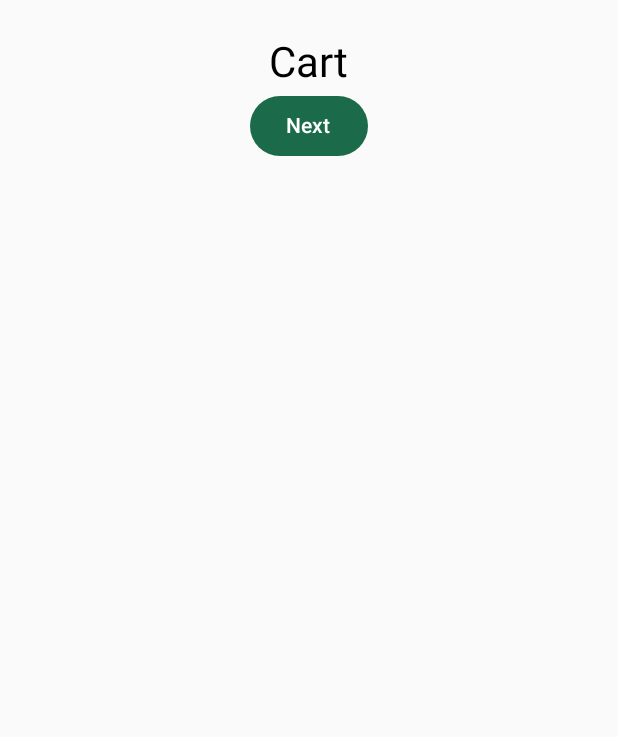
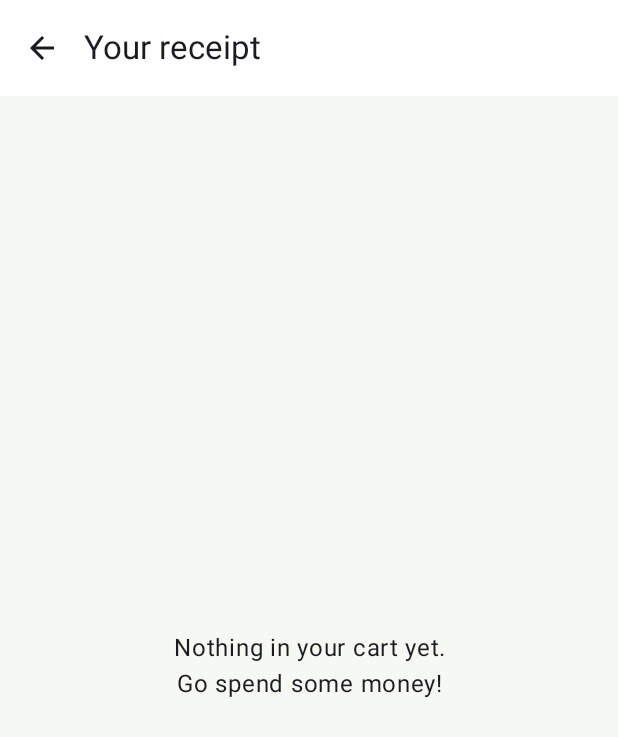
Before and after one commit to michaeo04/spend-like-a-millionaire, an Android app built with Jetpack Compose: the CartRoute screen opened through its navigation route, on a phone screen of 412 x 824 dp. Shown: the top 737 px of the screen. Run offline under Robolectric (Android 15) with nearby library versions, the phone set to English and light mode, and no system bars.

Commit message:
feat(cart): receipt screen and share image
Co-Authored-By: Claude Sonnet 5.5 <noreply@anthropic.com>

```diff
--- /dev/null
+++ b/app/src/main/java/com/michaeo04/spendlikeamillionaire/ui/cart/CartScreen.kt
@@ -0,0 +1,214 @@
+package com.michaeo04.spendlikeamillionaire.ui.cart
+
+import androidx.compose.foundation.layout.Arrangement
+import androidx.compose.foundation.layout.Box
+import androidx.compose.foundation.layout.Column
+import androidx.compose.foundation.layout.PaddingValues
+import androidx.compose.foundation.layout.Row
+import androidx.compose.foundation.layout.fillMaxSize
+import androidx.compose.foundation.layout.fillMaxWidth
+import androidx.compose.foundation.layout.navigationBarsPadding
+import androidx.compose.foundation.layout.padding
+import androidx.compose.foundation.lazy.LazyColumn
+import androidx.compose.foundation.lazy.items
+import androidx.compose.material.icons.Icons
+import androidx.compose.material.icons.automirrored.filled.ArrowBack
+import androidx.compose.material.icons.filled.Close
+import androidx.compose.material.icons.filled.Share
+import androidx.compose.material3.AlertDialog
+import androidx.compose.material3.Button
+import androidx.compose.material3.Card
+import androidx.compose.material3.ExperimentalMaterial3Api
+import androidx.compose.material3.HorizontalDivider
+import androidx.compose.material3.Icon
+import androidx.compose.material3.IconButton
+import androidx.compose.material3.MaterialTheme
+import androidx.compose.material3.OutlinedButton
+import androidx.compose.material3.Scaffold
+import androidx.compose.material3.Surface
+import androidx.compose.material3.Text
+import androidx.compose.material3.TextButton
+import androidx.compose.material3.TopAppBar
+import androidx.compose.runtime.Composable
+import androidx.compose.runtime.getValue
+import androidx.compose.runtime.mutableStateOf
+import androidx.compose.runtime.remember
+import androidx.compose.runtime.setValue
+import androidx.compose.ui.Alignment
+import androidx.compose.ui.Modifier
+import androidx.compose.ui.platform.LocalContext
+import androidx.compose.ui.res.stringResource
+import androidx.compose.ui.text.font.FontWeight
+import androidx.compose.ui.text.style.TextAlign
+import androidx.compose.ui.unit.dp
+import androidx.compose.ui.unit.sp
+import androidx.lifecycle.compose.collectAsStateWithLifecycle
+import androidx.lifecycle.viewmodel.compose.viewModel
+import androidx.lifecycle.viewmodel.initializer
+import androidx.lifecycle.viewmodel.viewModelFactory
+import com.michaeo04.spendlikeamillionaire.AppContainer
+import com.michaeo04.spendlikeamillionaire.R
+import com.michaeo04.spendlikeamillionaire.platform.ShareReceipt
+import com.michaeo04.spendlikeamillionaire.ui.components.MoneyFormatter
+import java.text.NumberFormat
+
+@Composable
+fun CartRoute(container: AppContainer, onBack: () -> Unit) {
+    val vm: CartViewModel = viewModel(
+        factory = viewModelFactory {
+            initializer {
+                CartViewModel(
+                    container.catalog, container.people, container.fx,
+                    container.settingsStore, container.cartStore,
+                )
+            }
+        },
+    )
+    val state by vm.state.collectAsStateWithLifecycle()
+    CartScreen(state, onBack, onClear = vm::clearCart, onRemove = vm::removeLine)
+}
+
+@OptIn(ExperimentalMaterial3Api::class)
+@Composable
+fun CartScreen(
+    state: CartUiState,
+    onBack: () -> Unit,
+    onClear: () -> Unit,
+    onRemove: (String) -> Unit,
+) {
+    val context = LocalContext.current
+    val formatter = remember(state.currency, state.rate, state.language) {
+        MoneyFormatter(state.currency, state.rate, state.language)
+    }
+    val numbers = remember(formatter.locale) { NumberFormat.getIntegerInstance(formatter.locale) }
+    var confirmClear by remember { mutableStateOf(false) }
+
+    val receiptStrings = ReceiptStrings(
+        title = stringResource(R.string.receipt_title),
+        totalLabel = stringResource(R.string.cart_total),
+        remainingLabel = stringResource(R.string.cart_remaining),
+        percentLabel = stringResource(R.string.cart_percent),
+        footer = stringResource(R.string.receipt_footer),
+        more = { n -> context.getString(R.string.receipt_more, n) },
+    )
+
+    Scaffold(
+        topBar = {
+            TopAppBar(
+                title = { Text(stringResource(R.string.cart_title)) },
+                navigationIcon = {
+                    IconButton(onClick = onBack) {
+                        Icon(Icons.AutoMirrored.Filled.ArrowBack, stringResource(R.string.cd_back))
+                    }
+                },
+            )
+        },
+        bottomBar = {
+            if (state.lines.isNotEmpty()) {
+                Surface(shadowElevation = 8.dp) {
+                    Column(
+                        Modifier.fillMaxWidth().navigationBarsPadding().padding(12.dp),
+                        verticalArrangement = Arrangement.spacedBy(8.dp),
+                    ) {
+                        Button(
+                            onClick = { ShareReceipt.share(context, buildReceipt(state, receiptStrings)) },
+                            modifier = Modifier.fillMaxWidth(),
+                        ) {
+                            Icon(Icons.Default.Share, contentDescription = null)
+                            Text(stringResource(R.string.share_receipt), Modifier.padding(start = 8.dp))
+                        }
+                        OutlinedButton(onClick = { confirmClear = true }, modifier = Modifier.fillMaxWidth()) {
+                            Text(stringResource(R.string.clear_cart))
+                        }
+                    }
+                }
+            }
+        },
+    ) { padding ->
+        if (state.lines.isEmpty()) {
+            Box(Modifier.fillMaxSize().padding(padding), contentAlignment = Alignment.Center) {
+                if (!state.loading) {
+                    Text(
+                        stringResource(R.string.cart_empty),
+                        textAlign = TextAlign.Center,
+                        style = MaterialTheme.typography.bodyLarge,
+                    )
+                }
+            }
+            return@Scaffold
+        }
+        LazyColumn(
+            modifier = Modifier.fillMaxSize(),
+            contentPadding = PaddingValues(
+                start = 16.dp, end = 16.dp,
+                top = padding.calculateTopPadding() + 8.dp,
+                bottom = padding.calculateBottomPadding() + 8.dp,
+            ),
+            verticalArrangement = Arrangement.spacedBy(8.dp),
+        ) {
+            items(state.lines, key = { it.item.id }) { line ->
+                val name = line.item.name.get(state.language)
+                Card(Modifier.fillMaxWidth()) {
+                    Row(Modifier.padding(start = 12.dp, top = 8.dp, bottom = 8.dp), verticalAlignment = Alignment.CenterVertically) {
+                        Text(line.item.icon, fontSize = 28.sp, modifier = Modifier.padding(end = 12.dp))
+                        Column(Modifier.weight(1f)) {
+                            Text(name, style = MaterialTheme.typography.titleSmall)
+                            Text(
+                                stringResource(
+                                    R.string.cart_line,
+                                    formatter.money(line.item.priceCents),
+                                    numbers.format(line.quantity),
+                                ),
+                                style = MaterialTheme.typography.bodySmall,
+                            )
+                        }
+                        Text(
+                            formatter.money(line.lineTotalCents),
+                            style = MaterialTheme.typography.titleSmall,
+                            fontWeight = FontWeight.Bold,
+                        )
+                        IconButton(onClick = { onRemove(line.item.id) }) {
+                            Icon(Icons.Default.Close, stringResource(R.string.cd_remove_line, name))
+                        }
+                    }
+                }
+            }
+            item(key = "summary") {
+                Column(Modifier.padding(top = 8.dp)) {
+                    HorizontalDivider(Modifier.padding(bottom = 12.dp))
+                    SummaryRow(stringResource(R.string.cart_total), formatter.money(state.totalCents), big = true)
+                    SummaryRow(stringResource(R.string.cart_remaining), formatter.money(state.remainingCents))
+                    SummaryRow(stringResource(R.string.cart_percent), formatter.percent(state.percentSpent))
+                }
+            }
+        }
+    }
+
+    if (confirmClear) {
+        AlertDialog(
+            onDismissRequest = { confirmClear = false },
+            title = { Text(stringResource(R.string.clear_cart_title)) },
+            text = { Text(stringResource(R.string.clear_cart_body)) },
+            confirmButton = {
+                TextButton(onClick = { confirmClear = false; onClear() }) {
+                    Text(stringResource(R.string.action_clear))
+                }
+            },
+            dismissButton = {
+                TextButton(onClick = { confirmClear = false }) { Text(stringResource(R.string.action_cancel)) }
+            },
+        )
+    }
+}
+
+@Composable
+private fun SummaryRow(label: String, value: String, big: Boolean = false) {
+    Row(Modifier.fillMaxWidth().padding(vertical = 4.dp), horizontalArrangement = Arrangement.SpaceBetween) {
+        Text(label, style = if (big) MaterialTheme.typography.titleMedium else MaterialTheme.typography.bodyLarge)
+        Text(
+            value,
+            style = if (big) MaterialTheme.typography.titleLarge else MaterialTheme.typography.bodyLarge,
+            fontWeight = if (big) FontWeight.Bold else FontWeight.Normal,
+        )
+    }
+}
--- /dev/null
+++ b/app/src/main/java/com/michaeo04/spendlikeamillionaire/ui/cart/CartViewModel.kt
@@ -0,0 +1,91 @@
+package com.michaeo04.spendlikeamillionaire.ui.cart
+
+import androidx.lifecycle.ViewModel
+import androidx.lifecycle.viewModelScope
+import com.michaeo04.spendlikeamillionaire.data.CatalogRepository
+import com.michaeo04.spendlikeamillionaire.data.FxRepository
+import com.michaeo04.spendlikeamillionaire.data.PeopleRepository
+import com.michaeo04.spendlikeamillionaire.domain.Cart
+import com.michaeo04.spendlikeamillionaire.domain.CartMath
+import com.michaeo04.spendlikeamillionaire.domain.CartStore
+import com.michaeo04.spendlikeamillionaire.domain.Item
+import com.michaeo04.spendlikeamillionaire.domain.Money
+import com.michaeo04.spendlikeamillionaire.domain.Person
+import com.michaeo04.spendlikeamillionaire.domain.SettingsStore
+import kotlinx.coroutines.flow.MutableStateFlow
+import kotlinx.coroutines.flow.SharingStarted
+import kotlinx.coroutines.flow.StateFlow
+import kotlinx.coroutines.flow.combine
+import kotlinx.coroutines.flow.first
+import kotlinx.coroutines.flow.stateIn
+import kotlinx.coroutines.launch
+
+data class CartLineUi(val item: Item, val quantity: Long, val lineTotalCents: Long)
+
+data class CartUiState(
+    val loading: Boolean = true,
+    val person: Person? = null,
+    val language: String = "en",
+    val currency: String = "USD",
+    val rate: Double? = 1.0,
+    val balanceCents: Long = 0,
+    val totalCents: Long = 0,
+    val remainingCents: Long = 0,
+    val percentSpent: Double = 0.0,
+    val lines: List<CartLineUi> = emptyList(),
+)
+
+class CartViewModel(
+    private val catalog: CatalogRepository,
+    private val people: PeopleRepository,
+    private val fx: FxRepository,
+    private val settingsStore: SettingsStore,
+    private val cartStore: CartStore,
+) : ViewModel() {
+
+    private class Loaded(val items: Map<String, Item>, val people: List<Person>, val rates: Map<String, Double>)
+
+    private val loaded = MutableStateFlow<Loaded?>(null)
+
+    val state: StateFlow<CartUiState> = combine(loaded, settingsStore.settings, cartStore.cart) { data, settings, cart ->
+        if (data == null) return@combine CartUiState(loading = true, language = settings.language)
+        val person = data.people.firstOrNull { it.id == settings.personId }
+        val balance = person?.let { Money.usdToCents(it.netWorthUsd) } ?: 0L
+        val total = CartMath.total(cart, data.items)
+        val lines = cart.lines
+            .mapNotNull { (id, qty) ->
+                val item = data.items[id]
+                if (item == null || qty <= 0) null else CartLineUi(item, qty, CartMath.lineCost(item, qty))
+            }
+            .sortedWith(compareByDescending<CartLineUi> { it.lineTotalCents }.thenBy { it.item.id })
+        CartUiState(
+            loading = false,
+            person = person,
+            language = settings.language,
+            currency = settings.currency,
+            rate = data.rates[settings.currency],
+            balanceCents = balance,
+            totalCents = total,
+            remainingCents = (balance - total).coerceAtLeast(0),
+            percentSpent = Money.percentSpent(total, balance),
+            lines = lines,
+        )
+    }.stateIn(viewModelScope, SharingStarted.Eagerly, CartUiState())
+
+    init {
+        viewModelScope.launch {
+            loaded.value = Loaded(catalog.items().associateBy { it.id }, people.people(), fx.rates())
+        }
+    }
+
+    fun clearCart() {
+        viewModelScope.launch { cartStore.save(Cart()) }
+    }
+
+    fun removeLine(itemId: String) {
+        viewModelScope.launch {
+            val cart = cartStore.cart.first()
+            cartStore.save(Cart(cart.lines - itemId))
+        }
+    }
+}
--- a/app/src/main/java/com/michaeo04/spendlikeamillionaire/ui/nav/AppNav.kt
+++ b/app/src/main/java/com/michaeo04/spendlikeamillionaire/ui/nav/AppNav.kt
@@ -18,6 +18,7 @@ import androidx.navigation.compose.composable
 import androidx.navigation.compose.rememberNavController
 import com.michaeo04.spendlikeamillionaire.AppContainer
 import com.michaeo04.spendlikeamillionaire.domain.Settings
+import com.michaeo04.spendlikeamillionaire.ui.cart.CartRoute
 import com.michaeo04.spendlikeamillionaire.ui.shop.ShopRoute
 import kotlinx.coroutines.launch
 import kotlinx.serialization.Serializable
@@ -60,7 +61,7 @@ fun AppNav(container: AppContainer) {
                 onOpenSettings = { nav.navigate(Route.Settings) },
             )
         }
-        composable<Route.Cart> { Placeholder("Cart") { nav.navigate(Route.Settings) } }
+        composable<Route.Cart> { CartRoute(container, onBack = { nav.popBackStack() }) }
         composable<Route.Settings> { Placeholder("Settings") { nav.popBackStack() } }
     }
 }
--- a/app/src/main/java/com/michaeo04/spendlikeamillionaire/ui/shop/ShopScreen.kt
+++ b/app/src/main/java/com/michaeo04/spendlikeamillionaire/ui/shop/ShopScreen.kt
@@ -7,6 +7,7 @@ import androidx.compose.foundation.layout.PaddingValues
 import androidx.compose.foundation.layout.Row
 import androidx.compose.foundation.layout.fillMaxSize
 import androidx.compose.foundation.layout.fillMaxWidth
+import androidx.compose.foundation.layout.imePadding
 import androidx.compose.foundation.layout.navigationBarsPadding
 import androidx.compose.foundation.layout.padding
 import androidx.compose.foundation.lazy.LazyColumn
@@ -82,6 +83,7 @@ fun ShopScreen(
         MoneyFormatter(state.currency, state.rate, state.language)
     }
     Scaffold(
+        modifier = Modifier.imePadding(),
         topBar = {
             BalanceBar(
                 person = state.person,
--- a/app/src/main/res/values/strings.xml
+++ b/app/src/main/res/values/strings.xml
@@ -31,6 +31,24 @@
     <string name="cd_increase">Increase quantity of %1$s</string>
     <string name="cd_quantity">Quantity of %1$s</string>
 
+    <!-- Cart / receipt -->
+    <string name="cart_title">Your receipt</string>
+    <string name="cart_empty">Nothing in your cart yet.\nGo spend some money!</string>
+    <string name="cart_total">Total spent</string>
+    <string name="cart_remaining">Left over</string>
+    <string name="cart_percent">Of the fortune</string>
+    <string name="cart_line">%1$s × %2$s</string>
+    <string name="share_receipt">Share receipt</string>
+    <string name="clear_cart">Clear cart</string>
+    <string name="clear_cart_title">Clear your cart?</string>
+    <string name="clear_cart_body">Everything you added will be removed.</string>
+    <string name="action_clear">Clear</string>
+    <string name="action_cancel">Cancel</string>
+    <string name="cd_remove_line">Remove %1$s</string>
+    <string name="receipt_title">RECEIPT</string>
+    <string name="receipt_more">+ %1$d more items</string>
+    <string name="receipt_footer">Spend Like a Millionaire · parody, not affiliated</string>
+
     <!-- Navigation -->
     <string name="view_cart">View cart</string>
     <string name="view_cart_count">View cart (%1$d)</string>
--- /dev/null
+++ b/app/src/main/res/xml/file_paths.xml
@@ -0,0 +1,4 @@
+<?xml version="1.0" encoding="utf-8"?>
+<paths>
+    <cache-path name="receipts" path="receipts/" />
+</paths>
```
Also changed, not shown: app/src/main/AndroidManifest.xml (+10 -0 lines), app/src/main/java/com/michaeo04/spendlikeamillionaire/platform/ShareReceipt.kt (added, +92 -0 lines), app/src/main/java/com/michaeo04/spendlikeamillionaire/ui/cart/ReceiptModel.kt (added, +58 -0 lines), 3 other files.
